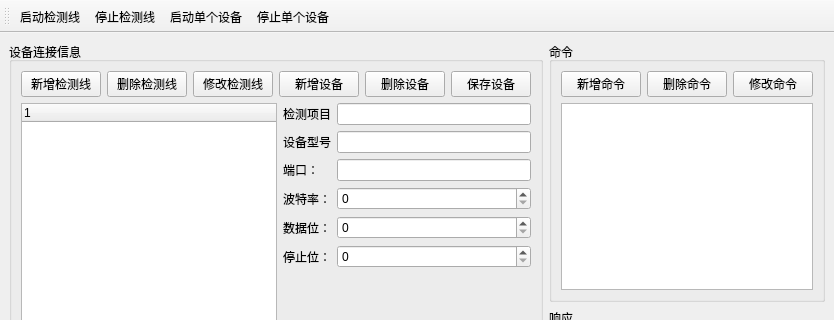
Before: the Qt Designer form kdCarCheckDevSimulator/kdCarCheckDevSimulator.ui in bkdwei/kdCarCheckDevSimulator, drawn with Qt 5; both pictures show x 0 to 834 and y 0 to 320 of the 834 by 600 pixel window.
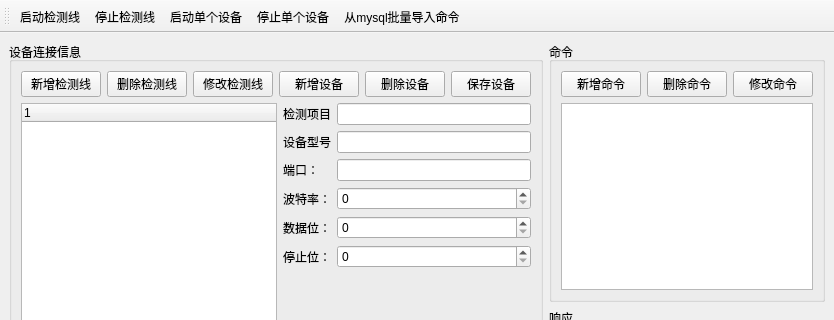
After: the same form once the commit is applied.

Commit message: 新增通过数据库一键导入设备命令

The edit to the form file:
```diff
--- a/kdCarCheckDevSimulator/kdCarCheckDevSimulator.ui
+++ b/kdCarCheckDevSimulator/kdCarCheckDevSimulator.ui
@@ -274,6 +274,7 @@
    <addaction name="action_stop_line"/>
    <addaction name="action_start_single_dev"/>
    <addaction name="action_stop_single_dev"/>
+   <addaction name="action_import_cmd_by_mysql"/>
   </widget>
   <action name="action_start_line">
    <property name="text">
@@ -295,6 +296,11 @@
     <string>停止单个设备</string>
    </property>
   </action>
+  <action name="action_import_cmd_by_mysql">
+   <property name="text">
+    <string>从mysql批量导入命令</string>
+   </property>
+  </action>
  </widget>
  <resources/>
  <connections/>
```
Left out of the diff: 2 changed lines with no effect on the pictures. The commit also changes 4 other files.
